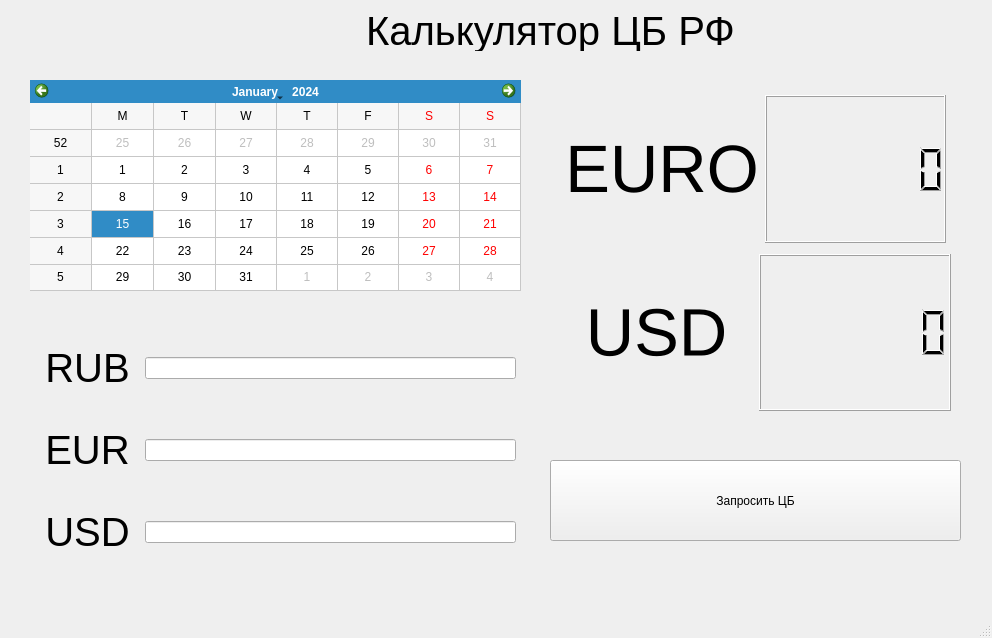
The window that simple_converter.ui (MikFogel/cbr) describes before a commit, drawn with Qt 5.
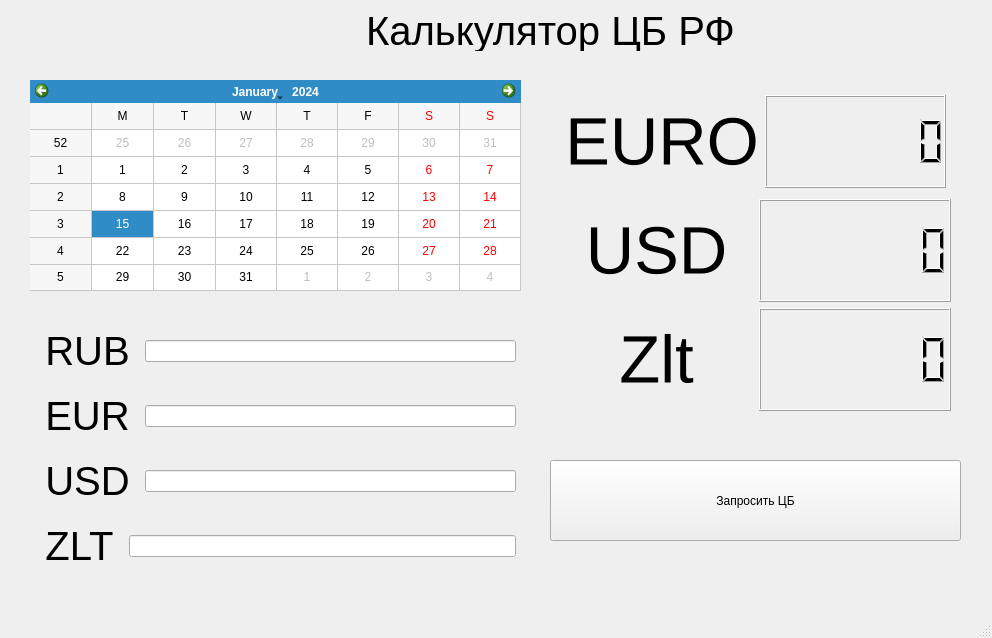
The same window after the commit.

Patch:
```diff
--- a/simple_converter.ui
+++ b/simple_converter.ui
@@ -113,6 +113,32 @@
        </item>
       </layout>
      </item>
+     <item>
+      <layout class="QHBoxLayout" name="horizontalLayout_7">
+       <item>
+        <widget class="QLabel" name="zlt_lcd_lbl">
+         <property name="font">
+          <font>
+           <pointsize>50</pointsize>
+          </font>
+         </property>
+         <property name="text">
+          <string>Zlt</string>
+         </property>
+         <property name="alignment">
+          <set>Qt::AlignCenter</set>
+         </property>
+        </widget>
+       </item>
+       <item>
+        <widget class="QLCDNumber" name="lcd_zlt">
+         <property name="digitCount">
+          <number>7</number>
+         </property>
+        </widget>
+       </item>
+      </layout>
+     </item>
     </layout>
    </widget>
    <widget class="QCalendarWidget" name="calendarWidget">
@@ -297,6 +323,53 @@
        </item>
       </layout>
      </item>
+     <item>
+      <layout class="QHBoxLayout" name="horizontalLayout_8">
+       <property name="spacing">
+        <number>15</number>
+       </property>
+       <property name="sizeConstraint">
+        <enum>QLayout::SetMinimumSize</enum>
+       </property>
+       <property name="leftMargin">
+        <number>5</number>
+       </property>
+       <property name="topMargin">
+        <number>5</number>
+       </property>
+       <property name="rightMargin">
+        <number>5</number>
+       </property>
+       <property name="bottomMargin">
+        <number>5</number>
+       </property>
+       <item>
+        <widget class="QLabel" name="zlt_lbl">
+         <property name="font">
+          <font>
+           <pointsize>30</pointsize>
+          </font>
+         </property>
+         <property name="text">
+          <string>ZLT</string>
+         </property>
+         <property name="alignment">
+          <set>Qt::AlignCenter</set>
+         </property>
+        </widget>
+       </item>
+       <item>
+        <widget class="QLineEdit" name="zlt_result">
+         <property name="alignment">
+          <set>Qt::AlignCenter</set>
+         </property>
+         <property name="readOnly">
+          <bool>false</bool>
+         </property>
+        </widget>
+       </item>
+      </layout>
+     </item>
     </layout>
    </widget>
    <widget class="QLabel" name="head_lbl">
```
Left out of the diff: 4 changed lines with no effect on the pictures.
